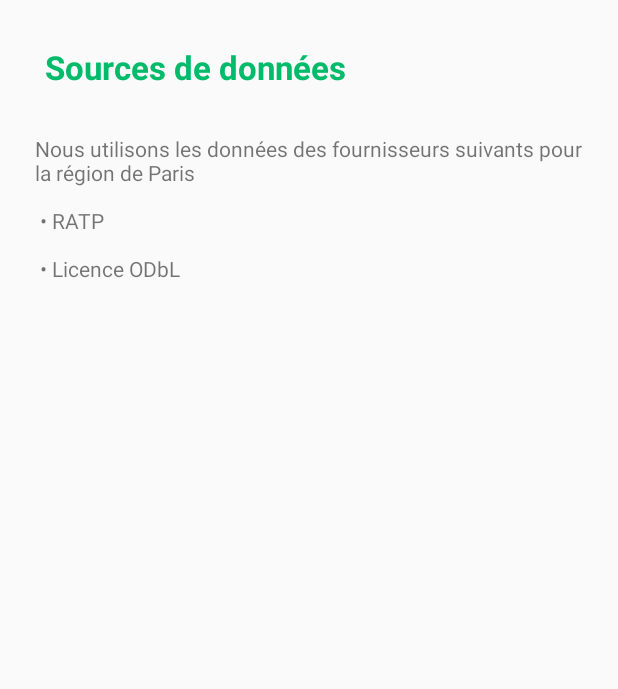
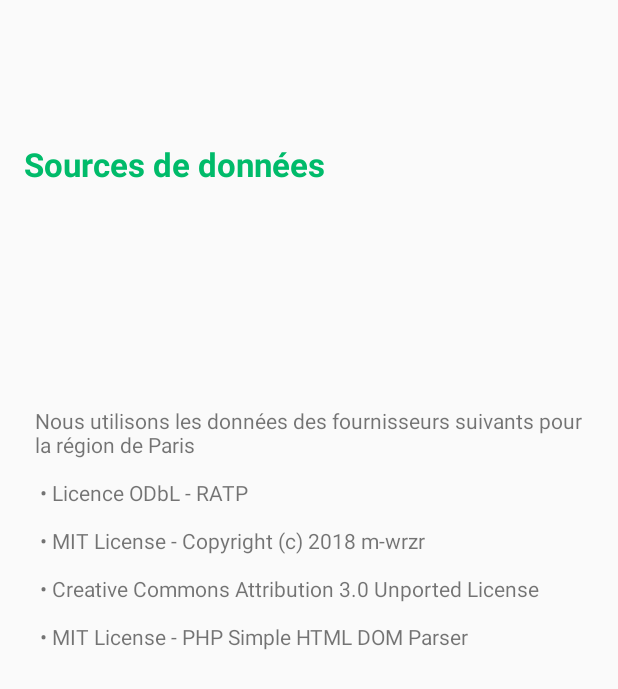
Before and after one commit to qfontain/Timeating, an Android app: the Sources_des_datas screen opened directly, with no data from a screen before it, on a phone screen of 412 x 824 dp. Shown: the top 689 px of the screen. Run offline under Robolectric (Android 15) with nearby library versions, the light colour scheme and no system bars.

Commit message:
Modifications des sources des données

```diff
--- a/app/build.gradle
+++ b/app/build.gradle
@@ -18,6 +18,7 @@ android {
     }
     productFlavors {
     }
+    buildToolsVersion '27.0.3'
 }
 
 dependencies {
--- a/app/src/main/res/layout/activity_sources_des_datas.xml
+++ b/app/src/main/res/layout/activity_sources_des_datas.xml
@@ -8,11 +8,11 @@
 
     <TextView
         android:id="@+id/textView13"
-        android:layout_width="225dp"
-        android:layout_height="37dp"
-        android:layout_marginBottom="22dp"
-        android:layout_marginStart="30dp"
-        android:layout_marginTop="30dp"
+        android:layout_width="217dp"
+        android:layout_height="40dp"
+        android:layout_marginBottom="45dp"
+        android:layout_marginStart="16dp"
+        android:layout_marginTop="4dp"
         android:text="Sources de données"
         android:textColor="@color/colortimeating"
         android:textSize="22sp"
@@ -25,11 +25,15 @@
     <TextView
         android:id="@+id/textView14"
         android:layout_width="0dp"
-        android:layout_height="0dp"
-        android:layout_marginBottom="257dp"
+        android:layout_height="265dp"
+        android:layout_marginBottom="197dp"
         android:layout_marginEnd="23dp"
         android:layout_marginStart="23dp"
-        android:text="Nous utilisons les données des fournisseurs suivants pour la région de Paris \n\n • RATP \n\n • Licence ODbL"
+        android:text="Nous utilisons les données des fournisseurs suivants pour la région de Paris
+        \n\n • Licence ODbL - RATP
+        \n\n • MIT License - Copyright (c) 2018 m-wrzr
+        \n\n • Creative Commons Attribution 3.0 Unported License
+        \n\n • MIT License - PHP Simple HTML DOM Parser"
         app:layout_constraintBottom_toBottomOf="parent"
         app:layout_constraintEnd_toEndOf="parent"
         app:layout_constraintStart_toStartOf="parent"
--- a/build.gradle
+++ b/build.gradle
@@ -5,9 +5,11 @@ buildscript {
     repositories {
         google()
         jcenter()
+
     }
     dependencies {
         classpath 'com.android.tools.build:gradle:3.0.1'
+
 
 
         // NOTE: Do not place your application dependencies here; they belong
```
